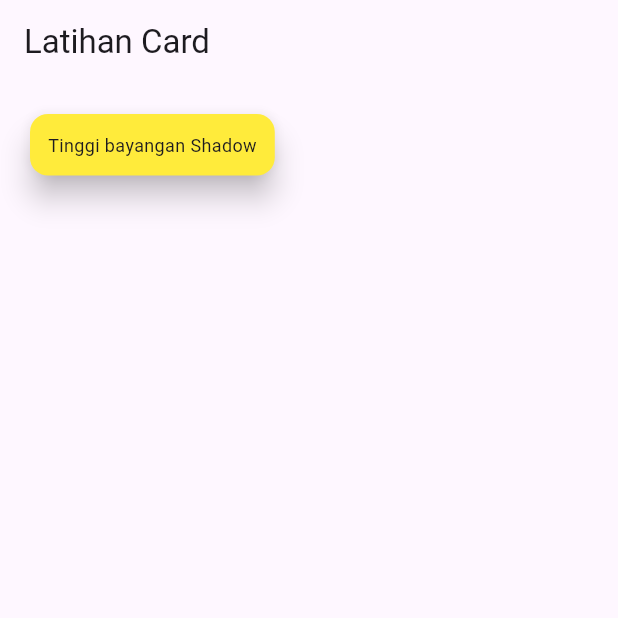
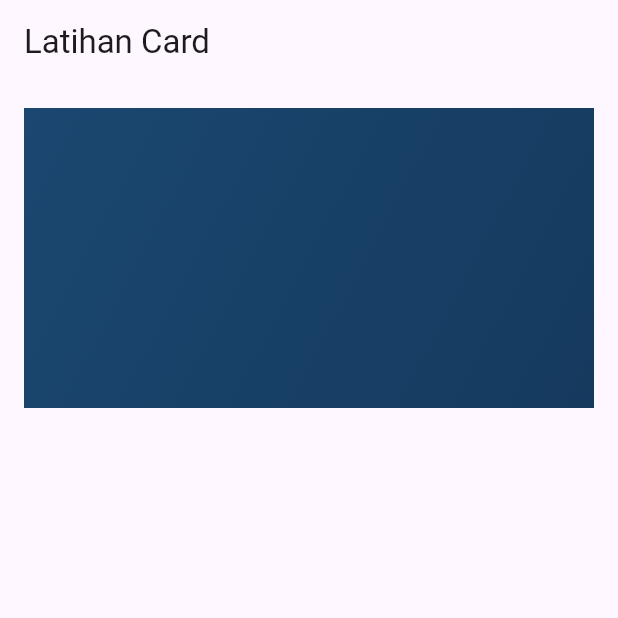
Before and after one commit to hiofadlikaakbar/tugas_week_8_1123150077, a Flutter app: the screen it shows after launch, on a phone screen of 412 x 824 dp, the top half of it. Run offline on Flutter 3.47's test engine with Material 3 defaults, Android fonts, the phone set to English and light mode, and no system bars.

Commit message:
memberi warna pada card

```diff
--- a/lib/pages/home_page.dart
+++ b/lib/pages/home_page.dart
@@ -6,20 +6,21 @@ class HomePage extends StatelessWidget {
   @override
   Widget build(BuildContext context) {
     return Scaffold(
-      appBar: AppBar(title: const Text("Latihan Card")),
+      appBar: AppBar(
+        title: const Text("Latihan Card", textAlign: TextAlign.center),
+      ),
       body: Padding(
         padding: const EdgeInsets.all(16.0),
         child: Column(
-          crossAxisAlignment: CrossAxisAlignment.start,
           children: [
-            Card(
-              elevation: 8,
-              color: Colors.yellow,
-              child: Padding(
-                padding: const EdgeInsets.all(12.0),
-                child: Text(
-                  "Tinggi bayangan Shadow",
-                  style: TextStyle(fontSize: 12.0),
+            Container(
+              height: 200,
+              width: double.infinity,
+              decoration: BoxDecoration(
+                gradient: const LinearGradient(
+                  begin: Alignment.topLeft,
+                  end: AlignmentGeometry.bottomRight,
+                  colors: [Color(0xFF1B4770), Color(0xFF153A5E)],
                 ),
               ),
             ),
```
